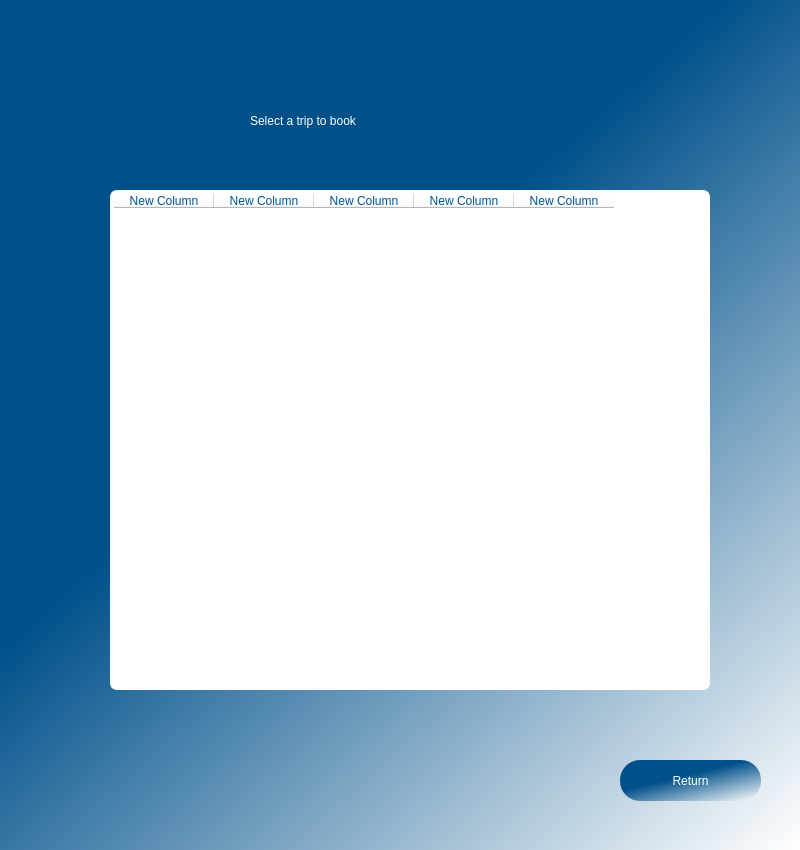
This is ui/ShowTrips.ui in kareemsakkary/TrainBookingSystem as Qt 5 draws it before an edit. The edited form follows.
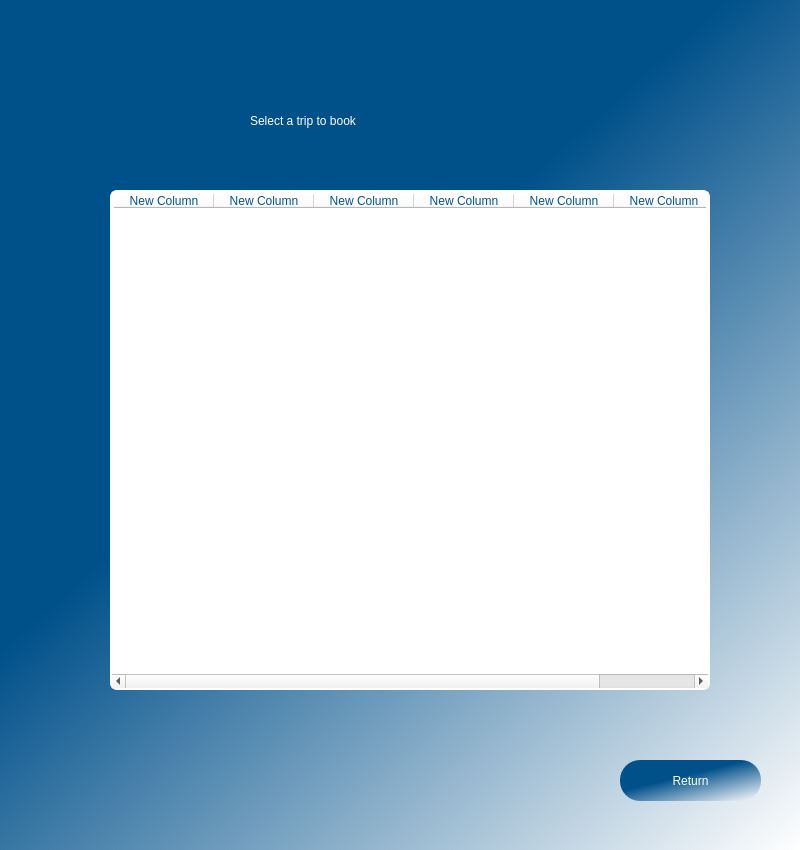
This is the edited form.

Diff of the .ui file:
```diff
--- a/ui/ShowTrips.ui
+++ b/ui/ShowTrips.ui
@@ -141,6 +141,14 @@
       <set>AlignCenter</set>
      </property>
     </column>
+    <column>
+     <property name="text">
+      <string>New Column</string>
+     </property>
+     <property name="textAlignment">
+      <set>AlignCenter</set>
+     </property>
+    </column>
    </widget>
   </widget>
  </widget>
```
